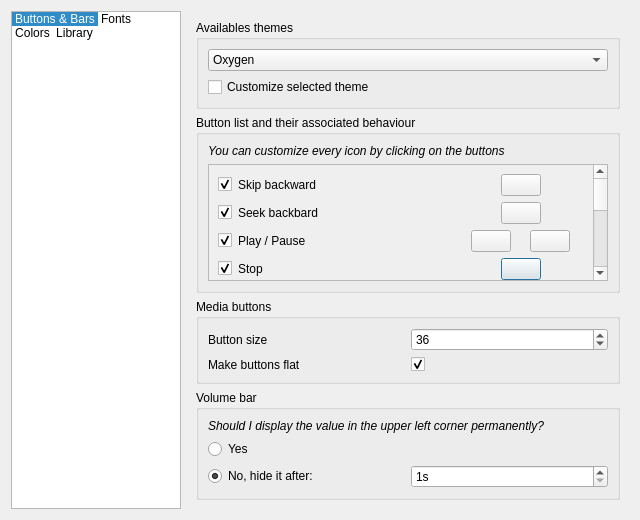
This is code/MiamPlayer/customizetheme.ui in MBach/Miam-Player as Qt 5 draws it before an edit. The edited form follows.
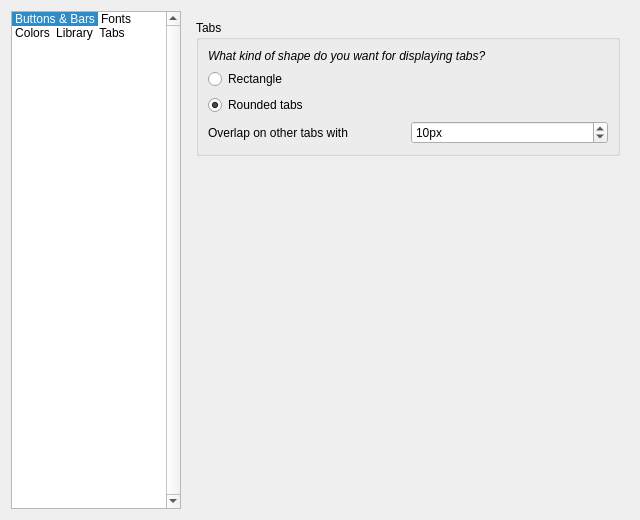
This is the edited form. The open tabs and pages were chosen to show the change. Icons and pictures are not drawn. Custom widgets are drawn as their Qt base class.

```diff
--- a/code/MiamPlayer/customizetheme.ui
+++ b/code/MiamPlayer/customizetheme.ui
@@ -24,7 +24,7 @@
      </property>
      <property name="minimumSize">
       <size>
-       <width>134</width>
+       <width>148</width>
        <height>0</height>
       </size>
      </property>
@@ -34,6 +34,9 @@
        <height>16777215</height>
       </size>
      </property>
+     <property name="verticalScrollBarPolicy">
+      <enum>Qt::ScrollBarAlwaysOn</enum>
+     </property>
      <property name="sizeAdjustPolicy">
       <enum>QAbstractScrollArea::AdjustToContents</enum>
      </property>
@@ -121,6 +124,18 @@
         <normaloff>:/config/music-library</normaloff>:/config/music-library</iconset>
       </property>
      </item>
+     <item>
+      <property name="text">
+       <string>Tabs</string>
+      </property>
+      <property name="textAlignment">
+       <set>AlignHCenter|AlignVCenter|AlignCenter</set>
+      </property>
+      <property name="icon">
+       <iconset resource="mmmmp.qrc">
+        <normaloff>:/config/tabs</normaloff>:/config/tabs</iconset>
+      </property>
+     </item>
     </widget>
    </item>
    <item>
@@ -237,7 +252,7 @@
              <property name="geometry">
               <rect>
                <x>0</x>
-               <y>-406</y>
+               <y>0</y>
                <width>390</width>
                <height>542</height>
               </rect>
@@ -1614,6 +1629,97 @@
        </item>
       </layout>
      </widget>
+     <widget class="QWidget" name="page">
+      <layout class="QVBoxLayout" name="verticalLayout_13">
+       <item>
+        <widget class="QGroupBox" name="groupBoxTabs">
+         <property name="title">
+          <string>Tabs</string>
+         </property>
+         <layout class="QVBoxLayout" name="verticalLayout_11">
+          <item>
+           <widget class="QLabel" name="label">
+            <property name="font">
+             <font>
+              <italic>true</italic>
+             </font>
+            </property>
+            <property name="text">
+             <string>What kind of shape do you want for displaying tabs?</string>
+            </property>
+           </widget>
+          </item>
+          <item>
+           <widget class="QRadioButton" name="radioButtonTabsRect">
+            <property name="text">
+             <string>Rectangle</string>
+            </property>
+            <property name="checked">
+             <bool>false</bool>
+            </property>
+           </widget>
+          </item>
+          <item>
+           <widget class="QRadioButton" name="radioButtonTabsRounded">
+            <property name="text">
+             <string>Rounded tabs</string>
+            </property>
+            <property name="checked">
+             <bool>true</bool>
+            </property>
+           </widget>
+          </item>
+          <item>
+           <layout class="QHBoxLayout" name="horizontalLayout_13">
+            <item>
+             <widget class="QLabel" name="labelOverlapTabs">
+              <property name="enabled">
+               <bool>true</bool>
+              </property>
+              <property name="text">
+               <string>Overlap on other tabs with</string>
+              </property>
+             </widget>
+            </item>
+            <item>
+             <widget class="QSpinBox" name="overlapTabsSpinBox">
+              <property name="enabled">
+               <bool>true</bool>
+              </property>
+              <property name="suffix">
+               <string>px</string>
+              </property>
+              <property name="minimum">
+               <number>1</number>
+              </property>
+              <property name="maximum">
+               <number>100</number>
+              </property>
+              <property name="value">
+               <number>10</number>
+              </property>
+             </widget>
+            </item>
+           </layout>
+          </item>
+         </layout>
+        </widget>
+       </item>
+       <item>
+        <spacer name="verticalSpacer_5">
+         <property name="orientation">
+          <enum>Qt::Vertical</enum>
+         </property>
+         <property name="sizeHint" stdset="0">
+          <size>
+           <width>20</width>
+           <height>40</height>
+          </size>
+         </property>
+        </spacer>
+       </item>
+      </layout>
+     </widget>
     </widget>
    </item>
   </layout>
```
Left out of the diff: 36 changed lines with no effect on the pictures.
